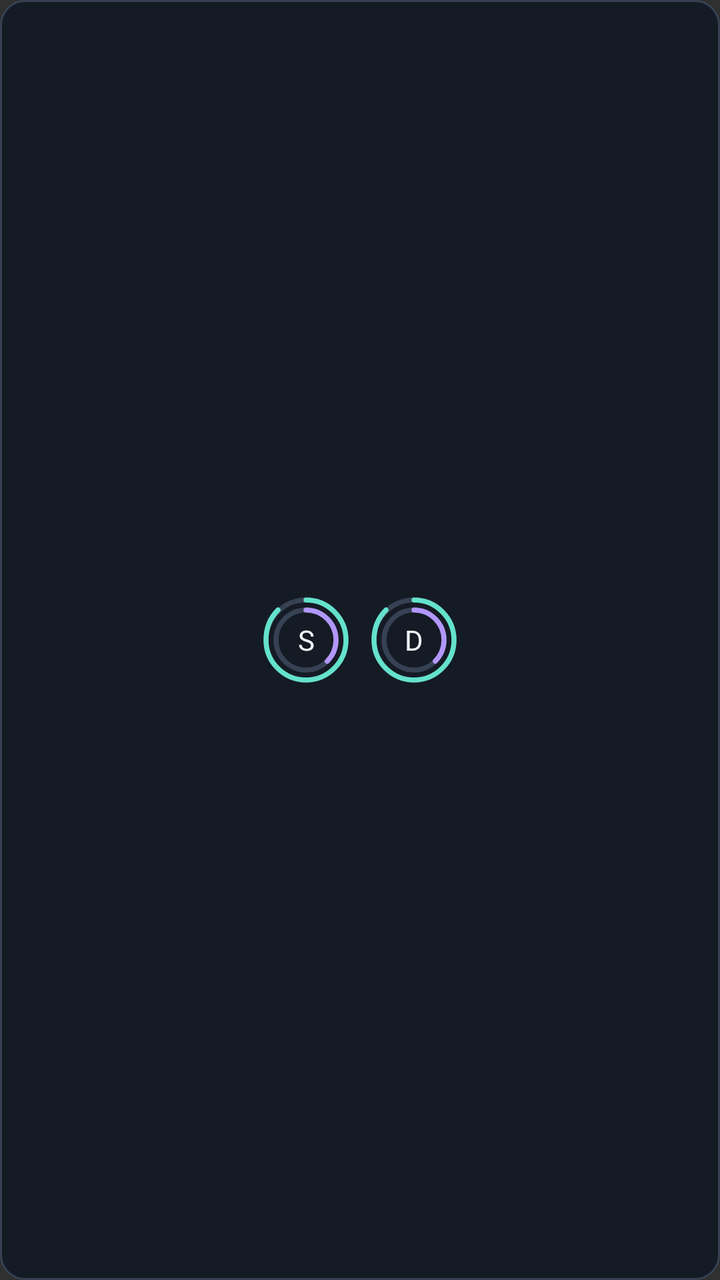
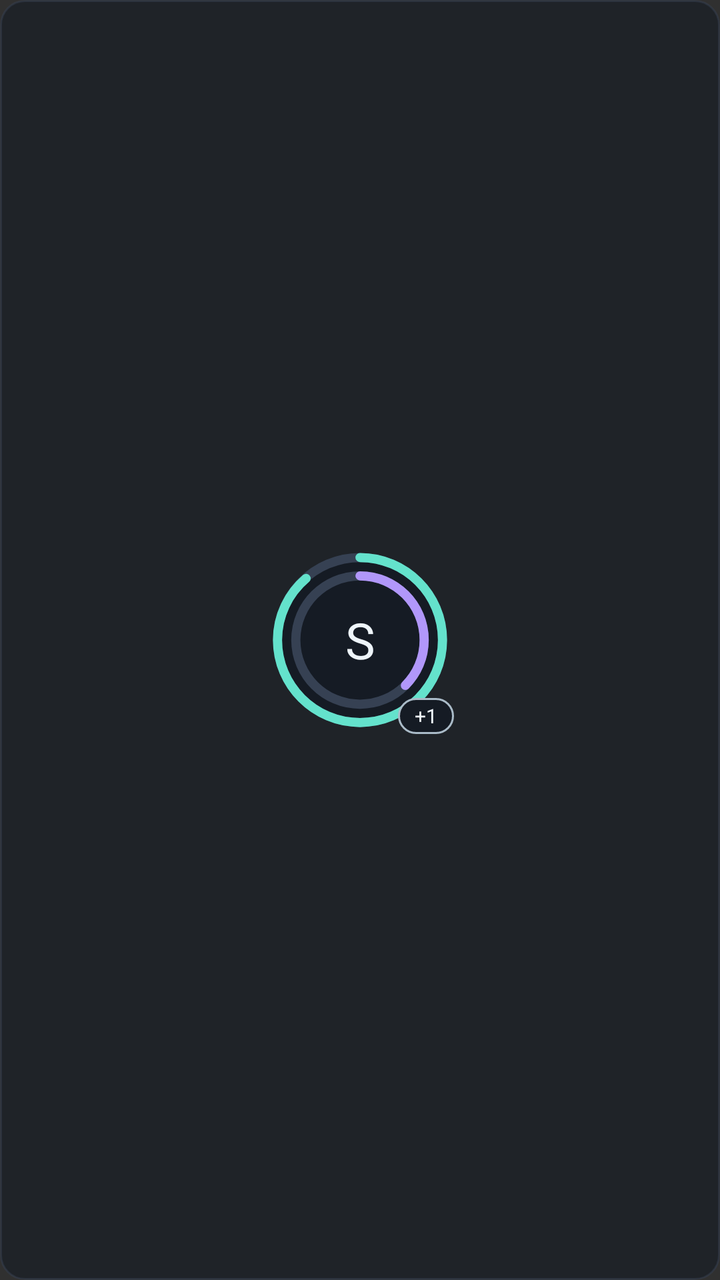

An Android layout rendered at two revisions. The XML below is the earlier revision; the diff shows what the commit changed to produce the second picture.
<!-- AndroidManifest.xml: application theme android:Theme.Material.NoActionBar -->
<!-- res/layout/widget_icons_preview.xml -->
<LinearLayout xmlns:android="http://schemas.android.com/apk/res/android"
    android:layout_width="match_parent"
    android:layout_height="match_parent"
    android:background="@drawable/widget_background"
    android:gravity="center"
    android:orientation="horizontal">
    <FrameLayout android:layout_width="54dp" android:layout_height="48dp">
        <TextView
            android:layout_width="48dp"
            android:layout_height="48dp"
            android:layout_gravity="center"
            android:background="@drawable/widget_preview_ring"
            android:gravity="center"
            android:text="S"
            android:textColor="#EEF5FA"
            android:textSize="14sp" />
    </FrameLayout>
    <FrameLayout android:layout_width="54dp" android:layout_height="48dp">
        <TextView
            android:layout_width="48dp"
            android:layout_height="48dp"
            android:layout_gravity="center"
            android:background="@drawable/widget_preview_ring"
            android:gravity="center"
            android:text="D"
            android:textColor="#EEF5FA"
            android:textSize="14sp" />
    </FrameLayout>
</LinearLayout>
<!-- resources referenced by this layout -->
<resources>
  <!-- drawable widget_background (drawable) -->
  <shape xmlns:android="http://schemas.android.com/apk/res/android">
      <solid android:color="#151B24" />
      <stroke android:width="1dp" android:color="#364153" />
      <corners android:radius="12dp" />
  </shape>
  <!-- drawable widget_preview_ring (drawable) -->
  <vector xmlns:android="http://schemas.android.com/apk/res/android"
      android:width="48dp"
      android:height="48dp"
      android:viewportWidth="48"
      android:viewportHeight="48">
      <path android:fillColor="#00000000" android:strokeColor="#364153"
          android:strokeWidth="2.5" android:pathData="M24,4 C35.05,4 44,12.95 44,24 C44,35.05 35.05,44 24,44 C12.95,44 4,35.05 4,24 C4,12.95 12.95,4 24,4" />
      <path android:fillColor="#00000000" android:strokeColor="#64E2CC"
          android:strokeWidth="2.5" android:strokeLineCap="round"
          android:pathData="M24,4 C35.05,4 44,12.95 44,24 C44,35.05 35.05,44 24,44 C12.95,44 4,35.05 4,24 C4,18 6,13 10,9" />
      <path android:fillColor="#00000000" android:strokeColor="#364153"
          android:strokeWidth="2.5" android:pathData="M24,9 C32.28,9 39,15.72 39,24 C39,32.28 32.28,39 24,39 C15.72,39 9,32.28 9,24 C9,15.72 15.72,9 24,9" />
      <path android:fillColor="#00000000" android:strokeColor="#B197FA"
          android:strokeWidth="2.5" android:strokeLineCap="round"
          android:pathData="M24,9 C32.28,9 39,15.72 39,24 C39,28.14 37.32,31.89 34.61,34.61" />
  </vector>
</resources>

<!-- the commit's change to res/layout/widget_icons_preview.xml (unified diff, before → after) -->
@@ -1,29 +1,27 @@
 <LinearLayout xmlns:android="http://schemas.android.com/apk/res/android"
     android:layout_width="match_parent"
     android:layout_height="match_parent"
-    android:background="@drawable/widget_background"
+    android:background="@drawable/widget_icons_background"
     android:gravity="center"
     android:orientation="horizontal">
-    <FrameLayout android:layout_width="54dp" android:layout_height="48dp">
+    <FrameLayout android:layout_width="94dp" android:layout_height="94dp">
         <TextView
-            android:layout_width="48dp"
-            android:layout_height="48dp"
+            android:layout_width="88dp"
+            android:layout_height="88dp"
             android:layout_gravity="center"
             android:background="@drawable/widget_preview_ring"
             android:gravity="center"
             android:text="S"
             android:textColor="#EEF5FA"
-            android:textSize="14sp" />
-    </FrameLayout>
-    <FrameLayout android:layout_width="54dp" android:layout_height="48dp">
+            android:textSize="25sp" />
         <TextView
-            android:layout_width="48dp"
-            android:layout_height="48dp"
-            android:layout_gravity="center"
-            android:background="@drawable/widget_preview_ring"
+            android:layout_width="28dp"
+            android:layout_height="18dp"
+            android:layout_gravity="end|bottom"
+            android:background="@drawable/widget_icon_badge"
             android:gravity="center"
-            android:text="D"
+            android:text="+1"
             android:textColor="#EEF5FA"
-            android:textSize="14sp" />
+            android:textSize="10sp" />
     </FrameLayout>
 </LinearLayout>
<!-- resource entries referenced after the edit -->
@@ -1,9 +1,15 @@
 <!-- resources referenced by this layout -->
 <resources>
-  <!-- drawable widget_background (drawable) -->
+  <!-- drawable widget_icon_badge (drawable) -->
   <shape xmlns:android="http://schemas.android.com/apk/res/android">
       <solid android:color="#151B24" />
-      <stroke android:width="1dp" android:color="#364153" />
+      <stroke android:width="1dp" android:color="#AABBC8" />
+      <corners android:radius="9dp" />
+  </shape>
+  <!-- drawable widget_icons_background (drawable) -->
+  <shape xmlns:android="http://schemas.android.com/apk/res/android">
+      <solid android:color="#99151B24" />
+      <stroke android:width="1dp" android:color="#80364153" />
       <corners android:radius="12dp" />
   </shape>
   <!-- drawable widget_preview_ring (drawable) -->
@@ -12,16 +18,16 @@
       android:height="48dp"
       android:viewportWidth="48"
       android:viewportHeight="48">
-      <path android:fillColor="#00000000" android:strokeColor="#364153"
-          android:strokeWidth="2.5" android:pathData="M24,4 C35.05,4 44,12.95 44,24 C44,35.05 35.05,44 24,44 C12.95,44 4,35.05 4,24 C4,12.95 12.95,4 24,4" />
+      <path android:fillColor="#151B24" android:strokeColor="#364153"
+          android:strokeWidth="2.5" android:pathData="M24,1.5 C36.43,1.5 46.5,11.57 46.5,24 C46.5,36.43 36.43,46.5 24,46.5 C11.57,46.5 1.5,36.43 1.5,24 C1.5,11.57 11.57,1.5 24,1.5" />
       <path android:fillColor="#00000000" android:strokeColor="#64E2CC"
           android:strokeWidth="2.5" android:strokeLineCap="round"
-          android:pathData="M24,4 C35.05,4 44,12.95 44,24 C44,35.05 35.05,44 24,44 C12.95,44 4,35.05 4,24 C4,18 6,13 10,9" />
+          android:pathData="M24,1.5 C36.43,1.5 46.5,11.57 46.5,24 C46.5,36.43 36.43,46.5 24,46.5 C11.57,46.5 1.5,36.43 1.5,24 C1.5,17.3 4.5,11.3 9.3,7.2" />
       <path android:fillColor="#00000000" android:strokeColor="#364153"
-          android:strokeWidth="2.5" android:pathData="M24,9 C32.28,9 39,15.72 39,24 C39,32.28 32.28,39 24,39 C15.72,39 9,32.28 9,24 C9,15.72 15.72,9 24,9" />
+          android:strokeWidth="2.5" android:pathData="M24,6.5 C33.66,6.5 41.5,14.34 41.5,24 C41.5,33.66 33.66,41.5 24,41.5 C14.34,41.5 6.5,33.66 6.5,24 C6.5,14.34 14.34,6.5 24,6.5" />
       <path android:fillColor="#00000000" android:strokeColor="#B197FA"
           android:strokeWidth="2.5" android:strokeLineCap="round"
-          android:pathData="M24,9 C32.28,9 39,15.72 39,24 C39,28.14 37.32,31.89 34.61,34.61" />
+          android:pathData="M24,6.5 C33.66,6.5 41.5,14.34 41.5,24 C41.5,28.83 39.54,33.2 36.37,36.37" />
   </vector>
 </resources>
 
